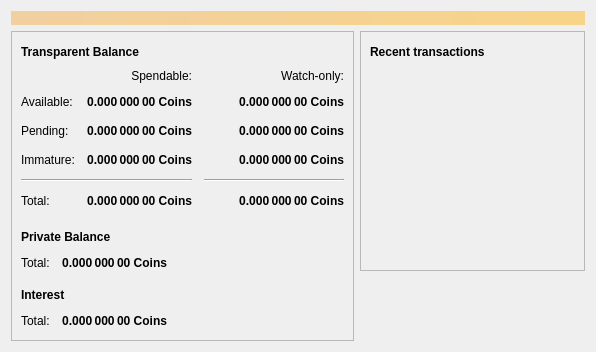
Before: the Qt Designer form src/qt/forms/overviewpage.ui in ip-gpu/KomodoOcean, drawn with Qt 5.
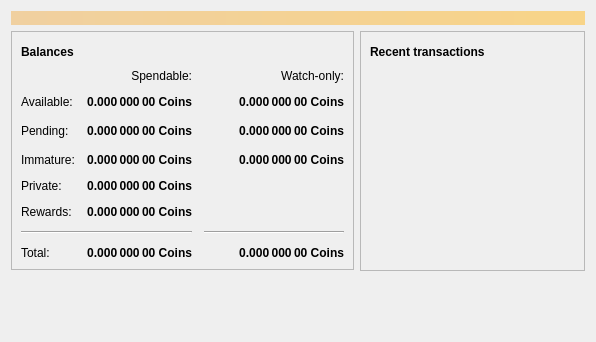
After: the same form once the commit is applied. Icons and pictures are not drawn.

Commit message: display interest and private balance (variant 2)

```diff
--- a/src/qt/forms/overviewpage.ui
+++ b/src/qt/forms/overviewpage.ui
@@ -57,7 +57,7 @@
                </font>
               </property>
               <property name="text">
-               <string>Transparent Balance</string>
+               <string>Balances</string>
               </property>
              </widget>
             </item>
@@ -114,14 +114,14 @@
             <property name="spacing">
              <number>12</number>
             </property>
-            <item row="5" column="0">
+            <item row="7" column="0">
              <widget class="QLabel" name="labelTotalText">
               <property name="text">
                <string>Total:</string>
               </property>
              </widget>
             </item>
-            <item row="5" column="1">
+            <item row="7" column="1">
              <widget class="QLabel" name="labelTotal">
               <property name="font">
                <font>
@@ -221,7 +221,7 @@
               </property>
              </widget>
             </item>
-            <item row="4" column="0" colspan="2">
+            <item row="6" column="0" colspan="2">
              <widget class="Line" name="line">
               <property name="orientation">
                <enum>Qt::Horizontal</enum>
@@ -253,7 +253,7 @@
               </property>
              </widget>
             </item>
-            <item row="4" column="2">
+            <item row="6" column="2">
              <widget class="Line" name="lineWatchBalance">
               <property name="sizePolicy">
                <sizepolicy hsizetype="Preferred" vsizetype="Fixed">
@@ -304,7 +304,7 @@
               </property>
              </widget>
             </item>
-            <item row="5" column="2">
+            <item row="7" column="2">
              <widget class="QLabel" name="labelWatchTotal">
               <property name="font">
                <font>
@@ -388,76 +388,20 @@
               </property>
              </widget>
             </item>
-            <item row="2" column="3">
-             <spacer name="horizontalSpacer_2">
-              <property name="orientation">
-               <enum>Qt::Horizontal</enum>
-              </property>
-              <property name="sizeType">
-               <enum>QSizePolicy::Expanding</enum>
-              </property>
-              <property name="sizeHint" stdset="0">
-               <size>
-                <width>40</width>
-                <height>20</height>
-               </size>
-              </property>
-             </spacer>
-            </item>
-           </layout>
-          </item>
-          <item>
-           <layout class="QHBoxLayout" name="horizontalLayout_5" stretch="0,0">
-            <property name="topMargin">
-             <number>13</number>
-            </property>
-            <item>
-             <widget class="QLabel" name="label_7">
-              <property name="font">
-               <font>
-                <weight>75</weight>
-                <bold>true</bold>
-               </font>
-              </property>
-              <property name="text">
-               <string>Private Balance</string>
-              </property>
-             </widget>
-            </item>
-            <item>
-             <spacer name="horizontalSpacer_5">
-              <property name="orientation">
-               <enum>Qt::Horizontal</enum>
-              </property>
-              <property name="sizeHint" stdset="0">
-               <size>
-                <width>40</width>
-                <height>20</height>
-               </size>
-              </property>
-             </spacer>
-            </item>
-           </layout>
-          </item>
-          <item>
-           <layout class="QGridLayout" name="gridLayout_5" rowstretch="0" columnstretch="0,0,0">
-            <property name="spacing">
-             <number>12</number>
-            </property>
-            <item row="0" column="0">
+            <item row="4" column="0">
              <widget class="QLabel" name="labelPrivateTotalText">
               <property name="mouseTracking">
                <bool>false</bool>
               </property>
               <property name="text">
-               <string>Total:</string>
+               <string>Private:</string>
               </property>
               <property name="textFormat">
                <enum>Qt::AutoText</enum>
               </property>
              </widget>
             </item>
-            <item row="0" column="1">
+            <item row="4" column="1">
              <widget class="QLabel" name="labelPrivateBalance">
               <property name="font">
                <font>
@@ -479,44 +423,14 @@
               </property>
              </widget>
             </item>
-            <item row="0" column="2">
-             <spacer name="horizontalSpacer_6">
+            <item row="2" column="3">
+             <spacer name="horizontalSpacer_2">
               <property name="orientation">
                <enum>Qt::Horizontal</enum>
               </property>
-              <property name="sizeHint" stdset="0">
-               <size>
-                <width>40</width>
-                <height>20</height>
-               </size>
+              <property name="sizeType">
+               <enum>QSizePolicy::Expanding</enum>
               </property>
-             </spacer>
-            </item>
-           </layout>
-          </item>
-          <item>
-           <layout class="QHBoxLayout" name="horizontalLayout_3">
-            <property name="topMargin">
-             <number>6</number>
-            </property>
-            <item>
-             <widget class="QLabel" name="labelInterest">
-              <property name="font">
-               <font>
-                <weight>75</weight>
-                <bold>true</bold>
-               </font>
-              </property>
-              <property name="text">
-               <string>Interest</string>
-              </property>
-             </widget>
-            </item>
-            <item>
-             <spacer name="horizontalSpacer_3">
-              <property name="orientation">
-               <enum>Qt::Horizontal</enum>
-              </property>
               <property name="sizeHint" stdset="0">
                <size>
                 <width>40</width>
@@ -525,14 +439,7 @@
               </property>
              </spacer>
             </item>
-           </layout>
-          </item>
-          <item>
-           <layout class="QGridLayout" name="gridLayout_6">
-            <property name="spacing">
-             <number>12</number>
-            </property>
-            <item row="0" column="1">
+            <item row="5" column="1">
              <widget class="QLabel" name="labelInterestBalance">
               <property name="font">
                <font>
@@ -554,29 +461,13 @@
               </property>
              </widget>
             </item>
-            <item row="0" column="0">
+            <item row="5" column="0">
              <widget class="QLabel" name="labelInterestTotalText">
               <property name="text">
-               <string>Total:</string>
+               <string>Rewards:</string>
               </property>
              </widget>
             </item>
-            <item row="0" column="2">
-             <spacer name="horizontalSpacer_7">
-              <property name="orientation">
-               <enum>Qt::Horizontal</enum>
-              </property>
-              <property name="sizeType">
-               <enum>QSizePolicy::Expanding</enum>
-              </property>
-              <property name="sizeHint" stdset="0">
-               <size>
-                <width>40</width>
-                <height>20</height>
-               </size>
-              </property>
-             </spacer>
-            </item>
            </layout>
           </item>
          </layout>
```
Left out of the diff: 6 changed lines with no effect on the pictures. The commit also changes 1 other file.
